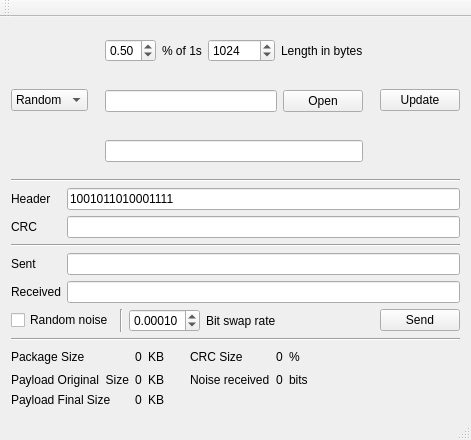
Qt form simulator/mainwindow.ui (Teidesat/error-correction-DEPRECATED-) before a commit.
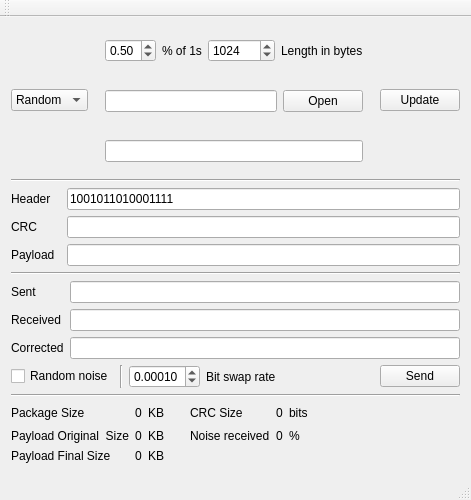
The same form after that commit.

Diff of the .ui file:
```diff
--- a/simulator/mainwindow.ui
+++ b/simulator/mainwindow.ui
@@ -6,8 +6,8 @@
    <rect>
     <x>0</x>
     <y>0</y>
-    <width>448</width>
-    <height>406</height>
+    <width>468</width>
+    <height>500</height>
    </rect>
   </property>
   <property name="sizePolicy">
@@ -167,18 +167,11 @@
         </property>
        </widget>
       </item>
-      <item row="0" column="1">
+      <item row="0" column="2">
        <widget class="QLineEdit" name="headerData">
         <property name="text">
          <string>1001011010001111</string>
         </property>
-       </widget>
-      </item>
-      <item row="1" column="1">
-       <widget class="QLineEdit" name="CRCData">
-        <property name="text">
-         <string/>
-        </property>
         <property name="readOnly">
          <bool>true</bool>
         </property>
@@ -203,6 +196,45 @@
         </property>
        </widget>
       </item>
+      <item row="1" column="2">
+       <widget class="QLineEdit" name="CRCData">
+        <property name="text">
+         <string/>
+        </property>
+        <property name="readOnly">
+         <bool>true</bool>
+        </property>
+       </widget>
+      </item>
+      <item row="2" column="0">
+       <widget class="QLabel" name="label_11">
+        <property name="sizePolicy">
+         <sizepolicy hsizetype="Fixed" vsizetype="Preferred">
+          <horstretch>0</horstretch>
+          <verstretch>0</verstretch>
+         </sizepolicy>
+        </property>
+        <property name="minimumSize">
+         <size>
+          <width>50</width>
+          <height>0</height>
+         </size>
+        </property>
+        <property name="text">
+         <string>Payload</string>
+        </property>
+       </widget>
+      </item>
+      <item row="2" column="2">
+       <widget class="QLineEdit" name="payloadData">
+        <property name="text">
+         <string/>
+        </property>
+        <property name="readOnly">
+         <bool>true</bool>
+        </property>
+       </widget>
+      </item>
      </layout>
     </item>
     <item>
@@ -214,17 +246,22 @@
     </item>
     <item>
      <layout class="QGridLayout" name="gridLayout">
-      <item row="0" column="1">
-       <widget class="QLineEdit" name="sentData">
-        <property name="readOnly">
-         <bool>true</bool>
+      <item row="2" column="0">
+       <widget class="QLabel" name="label_9">
+        <property name="sizePolicy">
+         <sizepolicy hsizetype="Fixed" vsizetype="Preferred">
+          <horstretch>0</horstretch>
+          <verstretch>0</verstretch>
+         </sizepolicy>
         </property>
-       </widget>
-      </item>
-      <item row="1" column="1">
-       <widget class="QLineEdit" name="receivedData">
-        <property name="readOnly">
-         <bool>true</bool>
+        <property name="minimumSize">
+         <size>
+          <width>50</width>
+          <height>0</height>
+         </size>
+        </property>
+        <property name="text">
+         <string>Corrected</string>
         </property>
        </widget>
       </item>
@@ -266,6 +303,27 @@
         </property>
        </widget>
       </item>
+      <item row="0" column="2">
+       <widget class="QLineEdit" name="sentData">
+        <property name="readOnly">
+         <bool>true</bool>
+        </property>
+       </widget>
+      </item>
+      <item row="1" column="2">
+       <widget class="QLineEdit" name="receivedData">
+        <property name="readOnly">
+         <bool>true</bool>
+        </property>
+       </widget>
+      </item>
+      <item row="2" column="2">
+       <widget class="QLineEdit" name="correctedData">
+        <property name="readOnly">
+         <bool>true</bool>
+        </property>
+       </widget>
+      </item>
      </layout>
     </item>
     <item>
@@ -338,34 +396,6 @@
     </item>
     <item>
      <layout class="QGridLayout" name="gridLayout_3">
-      <item row="1" column="1">
-       <widget class="QLabel" name="payloadSizeOriginalLabel">
-        <property name="text">
-         <string>0</string>
-        </property>
-       </widget>
-      </item>
-      <item row="0" column="0">
-       <widget class="QLabel" name="label_7">
-        <property name="text">
-         <string>Package Size</string>
-        </property>
-       </widget>
-      </item>
-      <item row="1" column="0">
-       <widget class="QLabel" name="label_10">
-        <property name="text">
-         <string>Payload Original  Size</string>
-        </property>
-       </widget>
-      </item>
-      <item row="0" column="1">
-       <widget class="QLabel" name="psizeLabel">
-        <property name="text">
-         <string>0</string>
-        </property>
-       </widget>
-      </item>
       <item row="0" column="2">
        <widget class="QLabel" name="label_18">
         <property name="text">
@@ -380,17 +410,31 @@
         </property>
        </widget>
       </item>
-      <item row="0" column="4">
-       <widget class="QLabel" name="label_13">
+      <item row="0" column="1">
+       <widget class="QLabel" name="psizeLabel">
         <property name="text">
-         <string>CRC Size</string>
+         <string>0</string>
         </property>
        </widget>
       </item>
-      <item row="1" column="2">
-       <widget class="QLabel" name="label_19">
+      <item row="1" column="0">
+       <widget class="QLabel" name="label_10">
         <property name="text">
-         <string>KB</string>
+         <string>Payload Original  Size</string>
+        </property>
+       </widget>
+      </item>
+      <item row="1" column="1">
+       <widget class="QLabel" name="payloadSizeOriginalLabel">
+        <property name="text">
+         <string>0</string>
+        </property>
+       </widget>
+      </item>
+      <item row="0" column="0">
+       <widget class="QLabel" name="label_7">
+        <property name="text">
+         <string>Package Size</string>
         </property>
        </widget>
       </item>
@@ -408,24 +452,17 @@
         </property>
        </widget>
       </item>
-      <item row="0" column="6">
-       <widget class="QLabel" name="label_22">
+      <item row="1" column="2">
+       <widget class="QLabel" name="label_19">
         <property name="text">
-         <string>%</string>
+         <string>KB</string>
         </property>
        </widget>
       </item>
-      <item row="1" column="5">
-       <widget class="QLabel" name="crcSizeLabel">
+      <item row="0" column="4">
+       <widget class="QLabel" name="label_13">
         <property name="text">
-         <string>0</string>
-        </property>
-       </widget>
-      </item>
-      <item row="0" column="5">
-       <widget class="QLabel" name="finalNoiseLabel">
-        <property name="text">
-         <string>0</string>
+         <string>CRC Size</string>
         </property>
        </widget>
       </item>
@@ -452,14 +489,14 @@
         </property>
        </widget>
       </item>
-      <item row="1" column="6">
-       <widget class="QLabel" name="label_21">
+      <item row="0" column="6">
+       <widget class="QLabel" name="label_22">
         <property name="text">
          <string>bits</string>
         </property>
        </widget>
       </item>
-      <item row="0" column="7">
+      <item row="0" column="8">
        <spacer name="horizontalSpacer_2">
         <property name="orientation">
          <enum>Qt::Horizontal</enum>
@@ -472,6 +509,27 @@
         </property>
        </spacer>
       </item>
+      <item row="1" column="6">
+       <widget class="QLabel" name="label_21">
+        <property name="text">
+         <string>%</string>
+        </property>
+       </widget>
+      </item>
+      <item row="0" column="5">
+       <widget class="QLabel" name="crcSizeLabel">
+        <property name="text">
+         <string>0</string>
+        </property>
+       </widget>
+      </item>
+      <item row="1" column="5">
+       <widget class="QLabel" name="finalNoiseLabel">
+        <property name="text">
+         <string>0</string>
+        </property>
+       </widget>
+      </item>
      </layout>
     </item>
     <item>
@@ -494,7 +552,7 @@
     <rect>
      <x>0</x>
      <y>0</y>
-     <width>448</width>
+     <width>468</width>
      <height>20</height>
     </rect>
    </property>
```
